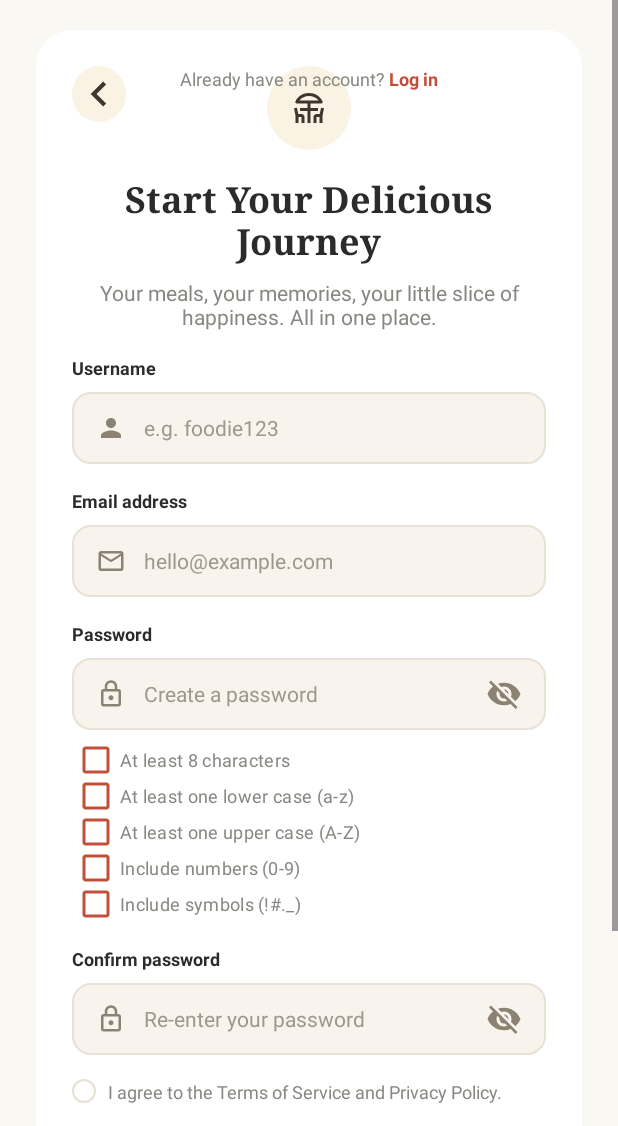
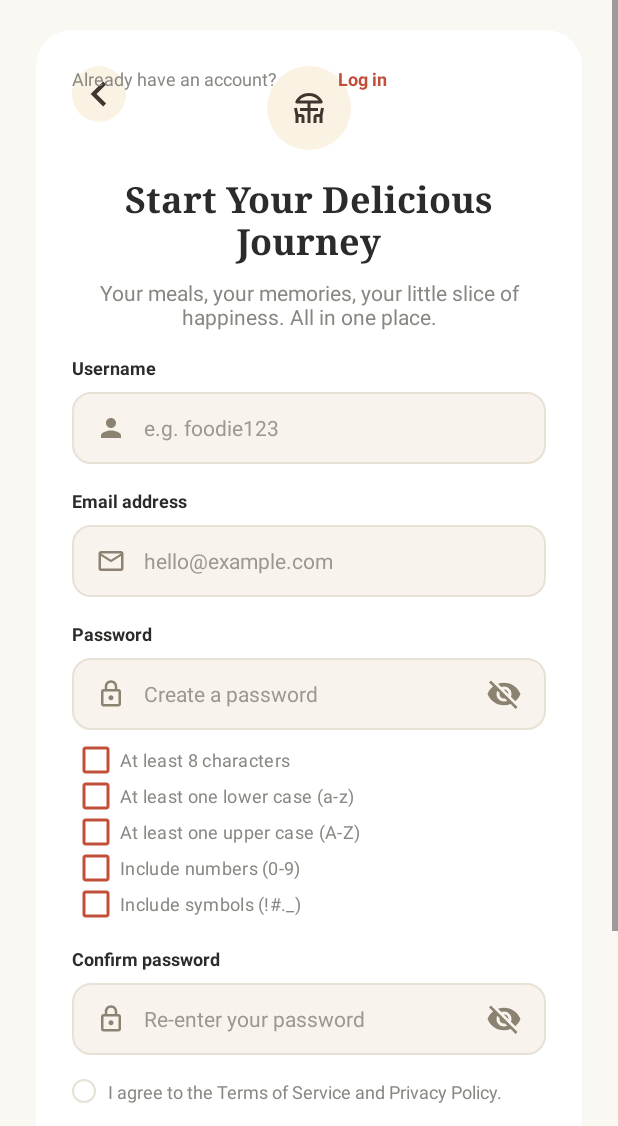
Before and after one commit to trnmrls/nomnom, an Android app: the RegisterActivity screen opened directly, with no data from a screen before it, on a phone screen of 412 x 824 dp, the part 110-1236 px from its top. Run offline under Robolectric (Android 15) with nearby library versions, the phone set to English and light mode, and no system bars; our stand-ins replace Firebase (no records; nobody signed in at launch, a user with empty details on screens opened directly).

Commit message:
Commit #4.2: Minor Update in Registration Page

```diff
--- a/app/src/main/res/layout/activity_register.xml
+++ b/app/src/main/res/layout/activity_register.xml
@@ -398,16 +398,18 @@
                 android:layout_height="wrap_content"
                 android:layout_marginTop="24dp"
                 android:layout_gravity="center_horizontal"
-                android:orientation="horizontal"
-                app:layout_constraintStart_toStartOf="parent"
-                app:layout_constraintEnd_toEndOf="parent">
+                android:orientation="horizontal">
+
+            </LinearLayout>
 
             <TextView
                 android:layout_width="wrap_content"
                 android:layout_height="wrap_content"
                 android:text="Already have an account? "
                 android:textColor="#898782"
-                    android:textSize="12sp" />
+                android:textSize="12sp"
+                tools:layout_editor_absoluteX="80dp"
+                tools:layout_editor_absoluteY="784dp" />
 
             <TextView
                 android:layout_width="wrap_content"
@@ -416,10 +418,10 @@
                 android:textColor="#C24F3A"
                 android:textSize="12sp"
                 android:textStyle="bold"
-                    app:layout_constraintTop_toBottomOf="@id/btnLogin"
+                app:layout_constraintEnd_toEndOf="parent"
+                app:layout_constraintHorizontal_bias="0.625"
                 app:layout_constraintStart_toStartOf="parent"
-                    app:layout_constraintEnd_toEndOf="parent"/>
-            </LinearLayout>
+                tools:layout_editor_absoluteY="784dp" />
 
         </androidx.constraintlayout.widget.ConstraintLayout>
 
```
Lines whose indentation alone changed are shown as unchanged.
